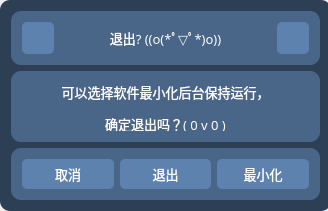
The window that ExitWidgets.ui (Ankali-Aylina/IRSTB) describes before a commit, drawn with Qt 5.
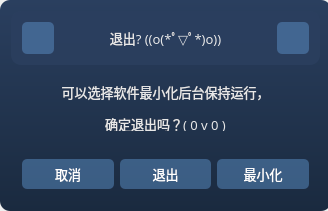
The same window after the commit. Icons and pictures are not drawn.

Patch:
```diff
--- a/ExitWidgets.ui
+++ b/ExitWidgets.ui
@@ -39,7 +39,7 @@
    </property>
    <property name="styleSheet">
     <string notr="true">#exitWidget{
-	background:rgb(45, 63, 85);
+	background: qlineargradient(x1:0, y1:0, x2:0, y2:1, stop:0 #2a3f5f, stop:1 #1a2a3f);
 	border-radius: 10px; 
 }</string>
    </property>
@@ -47,7 +47,7 @@
     <item>
      <widget class="QWidget" name="titleBar" native="true">
       <property name="styleSheet">
-       <string notr="true">background-color:rgb(73, 102, 136);
+       <string notr="true">background: rgba(42, 63, 95, 0.85);
 border-radius: 10px; </string>
       </property>
       <layout class="QHBoxLayout" name="horizontalLayout_2">
@@ -71,7 +71,7 @@
          <property name="styleSheet">
           <string notr="true">#titleIconButton{
 color:white;
-background-color:rgb(93, 130, 174);
+background: rgba(91, 142, 196, 0.5);
 border-radius:5px;
 }</string>
          </property>
@@ -96,8 +96,8 @@
           </font>
          </property>
          <property name="styleSheet">
-          <string notr="true">background-color:rgb(73, 102, 136);
-color:white;</string>
+          <string notr="true">background: transparent;
+color: #e8e8e8;</string>
          </property>
          <property name="text">
           <string>&lt;html&gt;&lt;head/&gt;&lt;body&gt;&lt;p&gt;退出? ((o(*ﾟ▽ﾟ*)o))&lt;/p&gt;&lt;/body&gt;&lt;/html&gt;</string>
@@ -127,7 +127,7 @@
          <property name="styleSheet">
           <string notr="true">#titlecloseButton{
 color:white;
-background-color:rgb(93, 130, 174);
+background: rgba(91, 142, 196, 0.5);
 border-radius:5px;
 }
 
@@ -170,8 +170,8 @@
     <item>
      <widget class="QWidget" name="exitInfoWidget" native="true">
       <property name="styleSheet">
-       <string notr="true">background-color:rgb(73, 102, 136);
-	border-radius: 10px; </string>
+       <string notr="true">background: rgba(42, 63, 95, 0.85);
+\tborder-radius: 10px; </string>
       </property>
       <layout class="QVBoxLayout" name="verticalLayout_3">
        <item>
@@ -183,8 +183,8 @@
           </font>
          </property>
          <property name="styleSheet">
-          <string notr="true">background-color:rgb(73, 102, 136);
-color:white;</string>
+          <string notr="true">background: transparent;
+color: #e8e8e8;</string>
          </property>
          <property name="text">
           <string>&lt;html&gt;&lt;head/&gt;&lt;body&gt;&lt;p&gt;可以选择软件最小化后台保持运行，&lt;/p&gt;&lt;p&gt;确定退出吗？( 0 v 0 )&lt;/p&gt;&lt;/body&gt;&lt;/html&gt;</string>
@@ -213,8 +213,8 @@
     <item>
      <widget class="QWidget" name="widget" native="true">
       <property name="styleSheet">
-       <string notr="true">background-color:rgb(73, 102, 136);
-	border-radius: 10px; </string>
+       <string notr="true">background: rgba(42, 63, 95, 0.85);
+\tborder-radius: 10px; </string>
       </property>
       <layout class="QHBoxLayout" name="horizontalLayout">
        <item>
@@ -237,7 +237,7 @@
          <property name="styleSheet">
           <string notr="true">#cancelButton{
 color:white;
-background-color:rgb(93, 130, 174);
+background: rgba(91, 142, 196, 0.5);
 border-radius:5px;
 }
 
@@ -280,7 +280,7 @@
          <property name="styleSheet">
           <string notr="true">#exitButton{
 color:white;
-background-color:rgb(93, 130, 174);
+background: rgba(91, 142, 196, 0.5);
 border-radius:5px;
 }
 
@@ -323,7 +323,7 @@
          <property name="styleSheet">
           <string notr="true">#minimizeButton{
 color:white;
-background-color:rgb(93, 130, 174);
+background: rgba(91, 142, 196, 0.5);
 border-radius:5px;
 }
 
```
